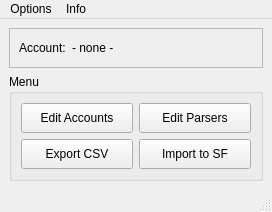
First picture: the form in ui/templates/mainMenu.ui, repository GrzegorzTwardy/Quickport, before the edit.
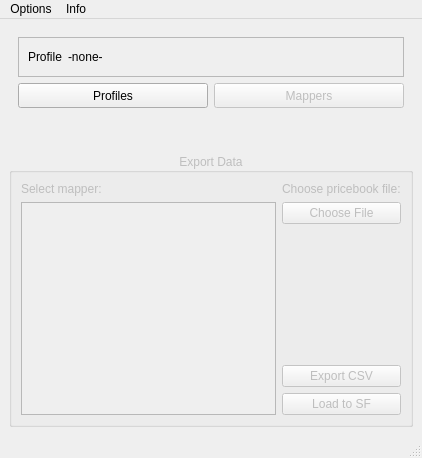
Second picture: the form after the edit.

Commit message: views refactor: added mapper editing mode - loading mapper from file

What changed in the file:
```diff
--- a/ui/templates/mainMenu.ui
+++ b/ui/templates/mainMenu.ui
@@ -6,8 +6,8 @@
    <rect>
     <x>0</x>
     <y>0</y>
-    <width>272</width>
-    <height>212</height>
+    <width>422</width>
+    <height>458</height>
    </rect>
   </property>
   <property name="sizePolicy">
@@ -20,9 +20,77 @@
    <string>SF Price List Importer</string>
   </property>
   <widget class="QWidget" name="centralwidget">
-   <layout class="QVBoxLayout" name="verticalLayout">
-    <item>
-     <widget class="QFrame" name="activeAccountFrame">
+   <layout class="QGridLayout" name="gridLayout_3">
+    <property name="verticalSpacing">
+     <number>36</number>
+    </property>
+    <item row="0" column="0">
+     <widget class="QFrame" name="configFrame">
+      <property name="frameShape">
+       <enum>QFrame::Shape::NoFrame</enum>
+      </property>
+      <property name="frameShadow">
+       <enum>QFrame::Shadow::Raised</enum>
+      </property>
+      <layout class="QGridLayout" name="gridLayout_2">
+       <item row="1" column="0">
+        <widget class="QPushButton" name="profilesButton">
+         <property name="sizePolicy">
+          <sizepolicy hsizetype="Minimum" vsizetype="Fixed">
+           <horstretch>0</horstretch>
+           <verstretch>0</verstretch>
+          </sizepolicy>
+         </property>
+         <property name="minimumSize">
+          <size>
+           <width>81</width>
+           <height>25</height>
+          </size>
+         </property>
+         <property name="maximumSize">
+          <size>
+           <width>16777215</width>
+           <height>16777215</height>
+          </size>
+         </property>
+         <property name="text">
+          <string>Profiles</string>
+         </property>
+         <property name="flat">
+          <bool>false</bool>
+         </property>
+        </widget>
+       </item>
+       <item row="1" column="1">
+        <widget class="QPushButton" name="mappersButton">
+         <property name="enabled">
+          <bool>false</bool>
+         </property>
+         <property name="sizePolicy">
+          <sizepolicy hsizetype="Minimum" vsizetype="Fixed">
+           <horstretch>0</horstretch>
+           <verstretch>0</verstretch>
+          </sizepolicy>
+         </property>
+         <property name="minimumSize">
+          <size>
+           <width>81</width>
+           <height>25</height>
+          </size>
+         </property>
+         <property name="maximumSize">
+          <size>
+           <width>16777215</width>
+           <height>16777215</height>
+          </size>
+         </property>
+         <property name="text">
+          <string>Mappers</string>
+         </property>
+        </widget>
+       </item>
+       <item row="0" column="0" colspan="2">
+        <widget class="QFrame" name="activeProfileFrame">
       <property name="sizePolicy">
        <sizepolicy hsizetype="Expanding" vsizetype="Fixed">
         <horstretch>0</horstretch>
@@ -30,10 +98,10 @@
        </sizepolicy>
       </property>
       <property name="frameShape">
-       <enum>QFrame::StyledPanel</enum>
+          <enum>QFrame::Shape::StyledPanel</enum>
       </property>
       <property name="frameShadow">
-       <enum>QFrame::Raised</enum>
+          <enum>QFrame::Shadow::Raised</enum>
       </property>
       <layout class="QHBoxLayout" name="horizontalLayout">
        <property name="topMargin">
@@ -45,14 +113,14 @@
        <item>
         <widget class="QLabel" name="currentUserLabel">
          <property name="text">
-          <string>Account:</string>
+             <string>Profile</string>
          </property>
         </widget>
        </item>
        <item>
         <widget class="QLabel" name="currentUsernameLabel">
          <property name="text">
-          <string>- none -</string>
+             <string>-none-</string>
          </property>
         </widget>
        </item>
@@ -72,106 +140,90 @@
       </layout>
      </widget>
     </item>
-    <item>
-     <widget class="QGroupBox" name="menuBox">
-      <property name="sizePolicy">
-       <sizepolicy hsizetype="Expanding" vsizetype="Expanding">
-        <horstretch>0</horstretch>
-        <verstretch>0</verstretch>
-       </sizepolicy>
-      </property>
-      <property name="minimumSize">
-       <size>
-        <width>181</width>
-        <height>81</height>
-       </size>
+      </layout>
+     </widget>
+    </item>
+    <item row="1" column="0">
+     <widget class="QGroupBox" name="exportPricebookGroupBox">
+      <property name="enabled">
+       <bool>false</bool>
       </property>
       <property name="title">
-       <string>Menu</string>
+       <string>Export Data</string>
+      </property>
+      <property name="alignment">
+       <set>Qt::AlignmentFlag::AlignCenter</set>
+      </property>
+      <property name="flat">
+       <bool>true</bool>
       </property>
       <layout class="QGridLayout" name="gridLayout">
-       <property name="spacing">
-        <number>6</number>
+       <property name="topMargin">
+        <number>9</number>
        </property>
+       <item row="0" column="0">
+        <widget class="QLabel" name="selectMapperLabel">
+         <property name="text">
+          <string>Select mapper:</string>
+         </property>
+        </widget>
+       </item>
        <item row="0" column="1">
-        <widget class="QPushButton" name="parserEditButton">
-         <property name="sizePolicy">
-          <sizepolicy hsizetype="Preferred" vsizetype="Expanding">
-           <horstretch>0</horstretch>
-           <verstretch>0</verstretch>
-          </sizepolicy>
-         </property>
-         <property name="minimumSize">
-          <size>
-           <width>81</width>
-           <height>21</height>
-          </size>
-         </property>
-         <property name="maximumSize">
-          <size>
-           <width>16777215</width>
-           <height>16777215</height>
-          </size>
-         </property>
+        <widget class="QLabel" name="fileLabel">
          <property name="text">
-          <string>Edit Parsers</string>
+          <string>Choose pricebook file:</string>
          </property>
         </widget>
        </item>
-       <item row="0" column="0">
-        <widget class="QPushButton" name="accoutEditorButton">
+       <item row="1" column="0" rowspan="4">
+        <widget class="QListWidget" name="mapperList">
          <property name="sizePolicy">
-          <sizepolicy hsizetype="Preferred" vsizetype="Expanding">
+          <sizepolicy hsizetype="Expanding" vsizetype="MinimumExpanding">
            <horstretch>0</horstretch>
            <verstretch>0</verstretch>
           </sizepolicy>
          </property>
          <property name="minimumSize">
           <size>
-           <width>81</width>
-           <height>21</height>
+           <width>0</width>
+           <height>1</height>
           </size>
          </property>
          <property name="maximumSize">
           <size>
-           <width>16777215</width>
+           <width>400</width>
            <height>16777215</height>
           </size>
          </property>
-         <property name="text">
-          <string>Edit Accounts</string>
-         </property>
         </widget>
        </item>
        <item row="1" column="1">
-        <widget class="QPushButton" name="importSfButton">
-         <property name="sizePolicy">
-          <sizepolicy hsizetype="Preferred" vsizetype="Expanding">
-           <horstretch>0</horstretch>
-           <verstretch>0</verstretch>
-          </sizepolicy>
-         </property>
-         <property name="minimumSize">
-          <size>
-           <width>81</width>
-           <height>21</height>
-          </size>
-         </property>
-         <property name="maximumSize">
-          <size>
-           <width>16777215</width>
-           <height>16777215</height>
-          </size>
-         </property>
+        <widget class="QPushButton" name="chooseFileButton">
          <property name="text">
-          <string>Import to SF</string>
+          <string>Choose File</string>
          </property>
         </widget>
        </item>
-       <item row="1" column="0">
+       <item row="2" column="1">
+        <spacer name="verticalSpacer">
+         <property name="orientation">
+          <enum>Qt::Orientation::Vertical</enum>
+         </property>
+         <property name="sizeHint" stdset="0">
+          <size>
+           <width>20</width>
+           <height>99</height>
+          </size>
+         </property>
+        </spacer>
+       </item>
+       <item row="3" column="1">
         <widget class="QPushButton" name="exportCsvButton">
+         <property name="enabled">
+          <bool>false</bool>
+         </property>
          <property name="sizePolicy">
-          <sizepolicy hsizetype="Preferred" vsizetype="Expanding">
+          <sizepolicy hsizetype="Minimum" vsizetype="Fixed">
            <horstretch>0</horstretch>
            <verstretch>0</verstretch>
           </sizepolicy>
@@ -193,6 +245,34 @@
          </property>
         </widget>
        </item>
+       <item row="4" column="1">
+        <widget class="QPushButton" name="loadToSfButton">
+         <property name="enabled">
+          <bool>false</bool>
+         </property>
+         <property name="sizePolicy">
+          <sizepolicy hsizetype="Minimum" vsizetype="Fixed">
+           <horstretch>0</horstretch>
+           <verstretch>0</verstretch>
+          </sizepolicy>
+         </property>
+         <property name="minimumSize">
+          <size>
+           <width>81</width>
+           <height>21</height>
+          </size>
+         </property>
+         <property name="maximumSize">
+          <size>
+           <width>16777215</width>
+           <height>16777215</height>
+          </size>
+         </property>
+         <property name="text">
+          <string>Load to SF</string>
+         </property>
+        </widget>
+       </item>
       </layout>
      </widget>
     </item>
@@ -203,8 +283,8 @@
     <rect>
      <x>0</x>
      <y>0</y>
-     <width>272</width>
-     <height>21</height>
+     <width>422</width>
+     <height>33</height>
     </rect>
    </property>
    <widget class="QMenu" name="menuOptions">
```
Left out of the diff: 2 changed lines with no effect on the pictures. Lines whose indentation alone changed are shown as unchanged. The commit also changes 37 other files.
